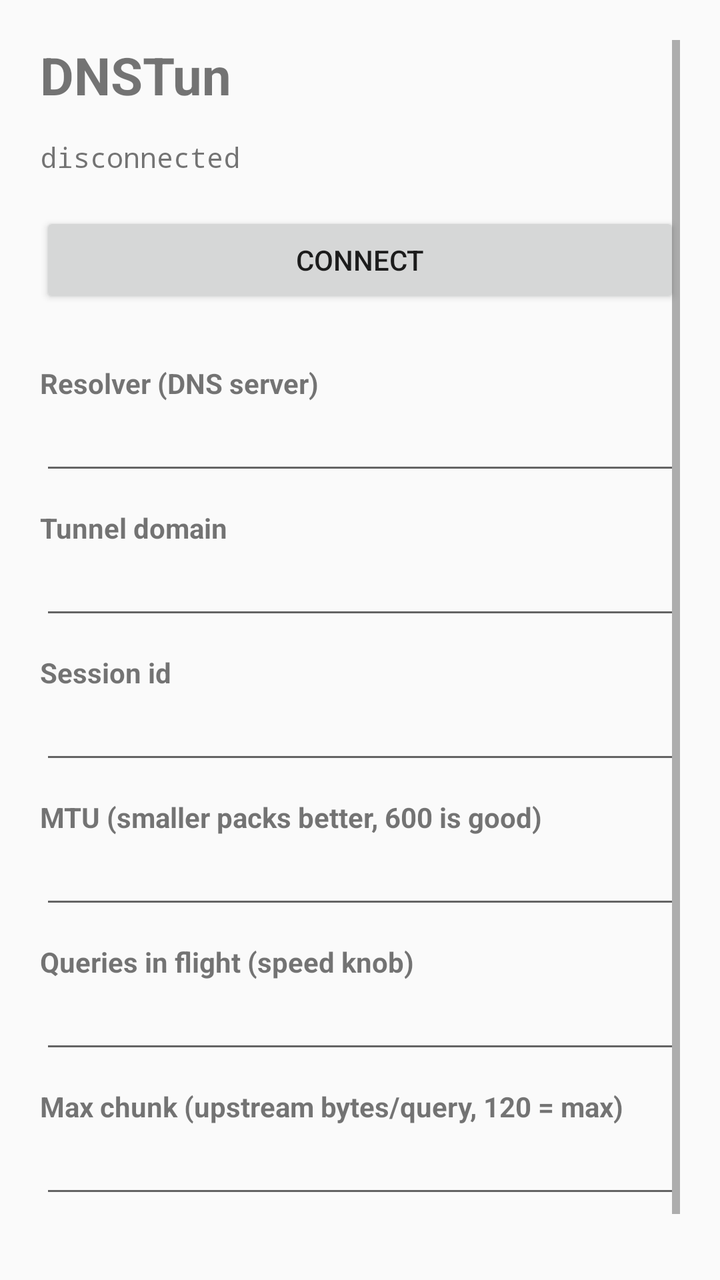
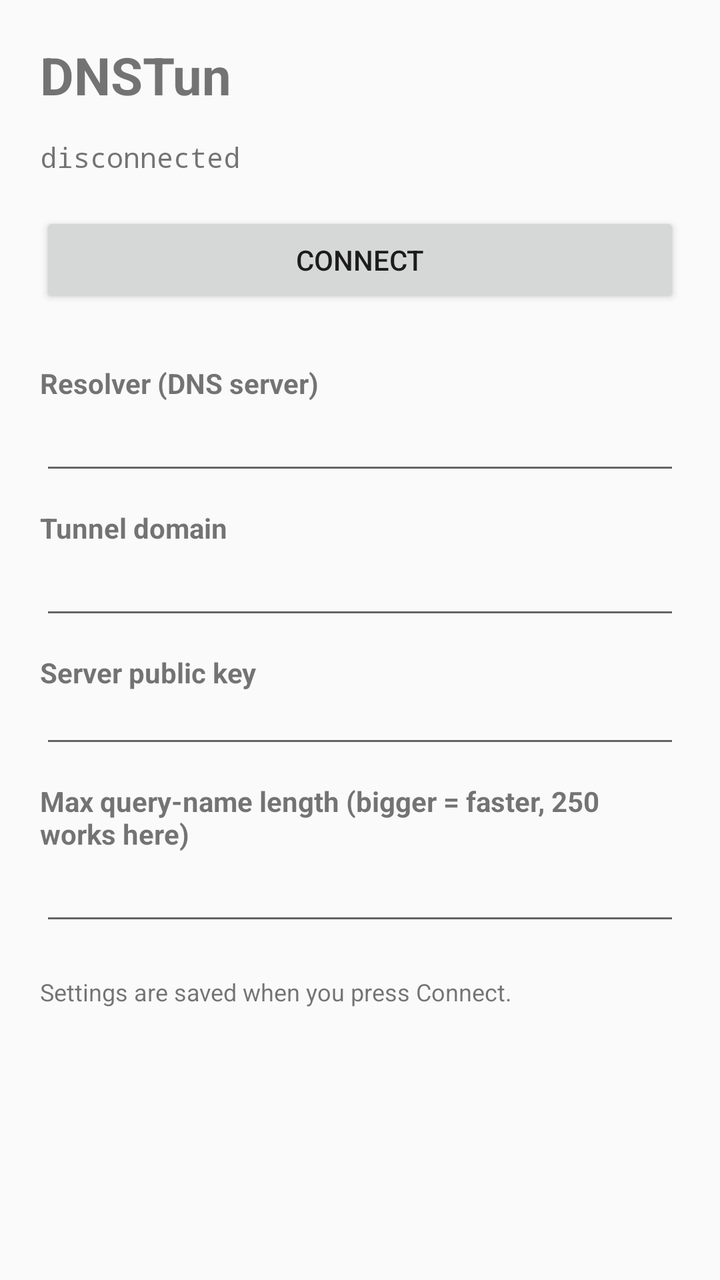

Screens rendered from an Android XML layout before and after an edit, with the pre-edit source and the edit as a unified diff.
<!-- AndroidManifest.xml: application theme Theme.Dnstun -->
<!-- res/layout/activity_main.xml -->
<?xml version="1.0" encoding="utf-8"?>
<ScrollView xmlns:android="http://schemas.android.com/apk/res/android"
    android:id="@+id/root"
    android:layout_width="match_parent"
    android:layout_height="match_parent"
    android:fitsSystemWindows="true"
    android:padding="20dp">

    <LinearLayout
        android:layout_width="match_parent"
        android:layout_height="wrap_content"
        android:orientation="vertical">

        <TextView
            android:layout_width="wrap_content"
            android:layout_height="wrap_content"
            android:text="@string/app_name"
            android:textSize="26sp"
            android:textStyle="bold" />

        <TextView
            android:id="@+id/status"
            android:layout_width="match_parent"
            android:layout_height="wrap_content"
            android:layout_marginTop="14dp"
            android:fontFamily="monospace"
            android:text="disconnected"
            android:textSize="14sp" />

        <Button
            android:id="@+id/connect"
            android:layout_width="match_parent"
            android:layout_height="wrap_content"
            android:layout_marginTop="18dp"
            android:text="Connect" />

        <TextView
            android:layout_width="wrap_content"
            android:layout_height="wrap_content"
            android:layout_marginTop="28dp"
            android:text="Resolver (DNS server)"
            android:textStyle="bold" />

        <EditText
            android:id="@+id/resolver"
            android:layout_width="match_parent"
            android:layout_height="wrap_content"
            android:inputType="text"
            android:autofillHints="none" />

        <TextView
            android:layout_width="wrap_content"
            android:layout_height="wrap_content"
            android:layout_marginTop="12dp"
            android:text="Tunnel domain"
            android:textStyle="bold" />

        <EditText
            android:id="@+id/zone"
            android:layout_width="match_parent"
            android:layout_height="wrap_content"
            android:inputType="textUri"
            android:autofillHints="none" />

        <TextView
            android:layout_width="wrap_content"
            android:layout_height="wrap_content"
            android:layout_marginTop="12dp"
            android:text="Session id"
            android:textStyle="bold" />

        <EditText
            android:id="@+id/sid"
            android:layout_width="match_parent"
            android:layout_height="wrap_content"
            android:inputType="text"
            android:autofillHints="none" />

        <TextView
            android:layout_width="wrap_content"
            android:layout_height="wrap_content"
            android:layout_marginTop="12dp"
            android:text="MTU (smaller packs better, 600 is good)"
            android:textStyle="bold" />

        <EditText
            android:id="@+id/mtu"
            android:layout_width="match_parent"
            android:layout_height="wrap_content"
            android:inputType="number"
            android:autofillHints="none" />

        <TextView
            android:layout_width="wrap_content"
            android:layout_height="wrap_content"
            android:layout_marginTop="12dp"
            android:text="Queries in flight (speed knob)"
            android:textStyle="bold" />

        <EditText
            android:id="@+id/depth"
            android:layout_width="match_parent"
            android:layout_height="wrap_content"
            android:inputType="number"
            android:autofillHints="none" />

        <TextView
            android:layout_width="wrap_content"
            android:layout_height="wrap_content"
            android:layout_marginTop="12dp"
            android:text="Max chunk (upstream bytes/query, 120 = max)"
            android:textStyle="bold" />

        <EditText
            android:id="@+id/maxchunk"
            android:layout_width="match_parent"
            android:layout_height="wrap_content"
            android:inputType="number"
            android:autofillHints="none" />

        <TextView
            android:layout_width="match_parent"
            android:layout_height="wrap_content"
            android:layout_marginTop="20dp"
            android:textSize="12sp"
            android:text="Settings are saved when you press Connect. Changing the resolver needs a reconnect." />

    </LinearLayout>
</ScrollView>
<!-- resources referenced by this layout -->
<resources>
  <string name="app_name">DNSTun</string>
  <style name="Theme.Dnstun" parent="android:Theme.Material.Light.DarkActionBar" />
</resources>

<!-- the commit's change to res/layout/activity_main.xml (unified diff, before → after) -->
@@ -66,53 +66,27 @@
             android:layout_width="wrap_content"
             android:layout_height="wrap_content"
             android:layout_marginTop="12dp"
-            android:text="Session id"
+            android:text="Server public key"
             android:textStyle="bold" />
 
         <EditText
-            android:id="@+id/sid"
+            android:id="@+id/pubkey"
             android:layout_width="match_parent"
             android:layout_height="wrap_content"
             android:inputType="text"
+            android:fontFamily="monospace"
+            android:textSize="12sp"
             android:autofillHints="none" />
 
         <TextView
             android:layout_width="wrap_content"
             android:layout_height="wrap_content"
             android:layout_marginTop="12dp"
-            android:text="MTU (smaller packs better, 600 is good)"
+            android:text="Max query-name length (bigger = faster, 250 works here)"
             android:textStyle="bold" />
 
         <EditText
-            android:id="@+id/mtu"
-            android:layout_width="match_parent"
-            android:layout_height="wrap_content"
-            android:inputType="number"
-            android:autofillHints="none" />
-
-        <TextView
-            android:layout_width="wrap_content"
-            android:layout_height="wrap_content"
-            android:layout_marginTop="12dp"
-            android:text="Queries in flight (speed knob)"
-            android:textStyle="bold" />
-
-        <EditText
-            android:id="@+id/depth"
-            android:layout_width="match_parent"
-            android:layout_height="wrap_content"
-            android:inputType="number"
-            android:autofillHints="none" />
-
-        <TextView
-            android:layout_width="wrap_content"
-            android:layout_height="wrap_content"
-            android:layout_marginTop="12dp"
-            android:text="Max chunk (upstream bytes/query, 120 = max)"
-            android:textStyle="bold" />
-
-        <EditText
-            android:id="@+id/maxchunk"
+            android:id="@+id/qname"
             android:layout_width="match_parent"
             android:layout_height="wrap_content"
             android:inputType="number"
@@ -123,7 +97,7 @@
             android:layout_height="wrap_content"
             android:layout_marginTop="20dp"
             android:textSize="12sp"
-            android:text="Settings are saved when you press Connect. Changing the resolver needs a reconnect." />
+            android:text="Settings are saved when you press Connect." />
 
     </LinearLayout>
 </ScrollView>
